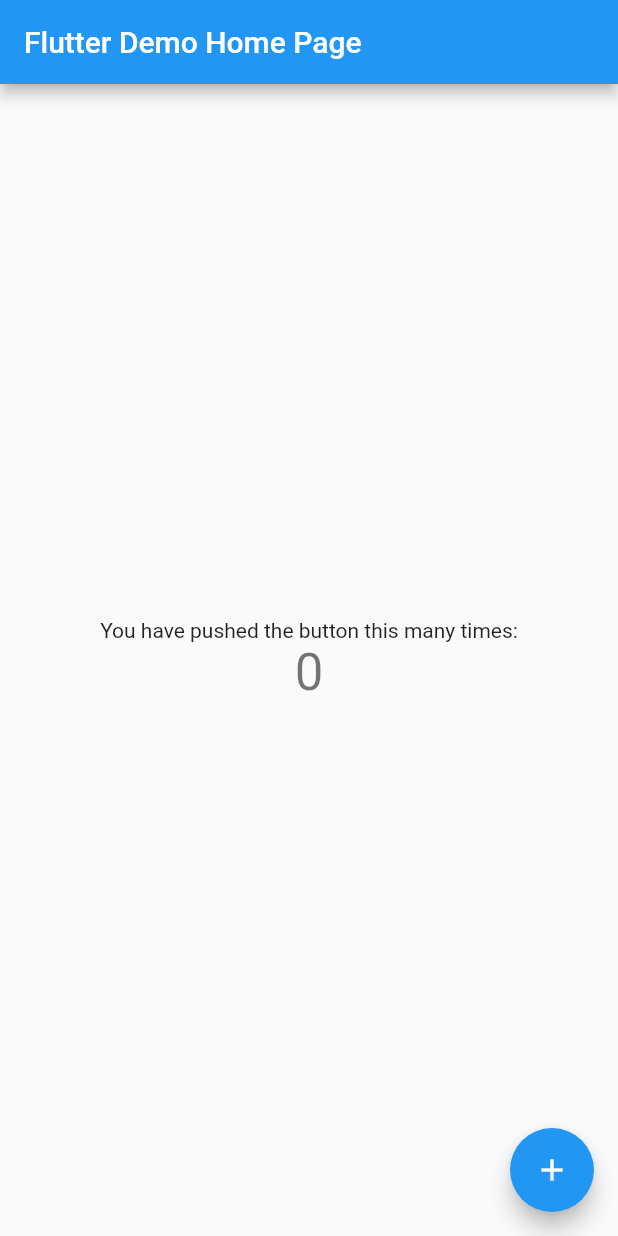
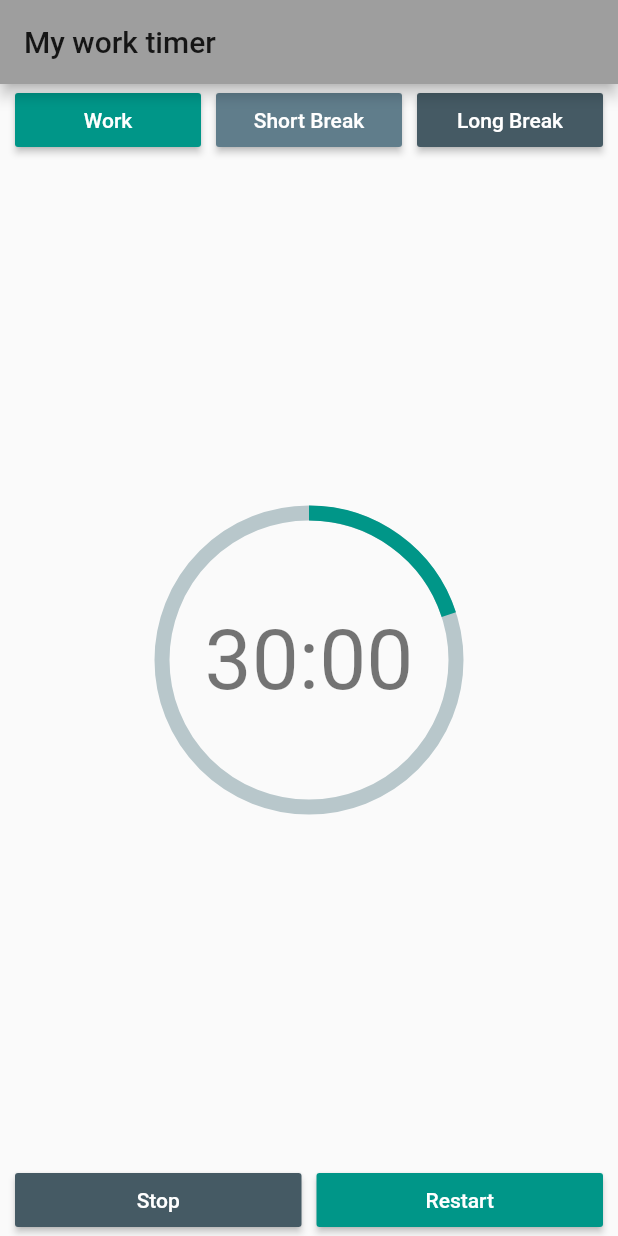
Before and after one commit to TheKetan2/my_time_app_flutter, a Flutter app: the screen it shows after launch, on a phone screen of 412 x 824 dp. Run offline on Flutter 3.47's test engine with Material 2 defaults, Android fonts, the phone set to English and light mode, and no system bars; drawn by our look-alikes of percent_indicator.

Commit message:
timer screen ui done

```diff
--- a/lib/main.dart
+++ b/lib/main.dart
@@ -1,5 +1,8 @@
 import 'package:flutter/material.dart';
+import 'package:my_time_app_flutter/widgets/productivity_button.dart';
+import 'package:percent_indicator/percent_indicator.dart';
 
+final double defaultPadding = 5.0;
 void main() {
   runApp(MyApp());
 }
@@ -9,109 +12,108 @@ class MyApp extends StatelessWidget {
   @override
   Widget build(BuildContext context) {
     return MaterialApp(
-      title: 'Flutter Demo',
+      title: 'My work timer',
       theme: ThemeData(
-        // This is the theme of your application.
-        //
-        // Try running your application with "flutter run". You'll see the
-        // application has a blue toolbar. Then, without quitting the app, try
-        // changing the primarySwatch below to Colors.green and then invoke
-        // "hot reload" (press "r" in the console where you ran "flutter run",
-        // or simply save your changes to "hot reload" in a Flutter IDE).
-        // Notice that the counter didn't reset back to zero; the application
-        // is not restarted.
-        primarySwatch: Colors.blue,
-        // This makes the visual density adapt to the platform that you run
-        // the app on. For desktop platforms, the controls will be smaller and
-        // closer together (more dense) than on mobile platforms.
-        visualDensity: VisualDensity.adaptivePlatformDensity,
+        primarySwatch: Colors.grey,
+        // visualDensity: VisualDensity.adaptivePlatformDensity,
       ),
-      home: MyHomePage(title: 'Flutter Demo Home Page'),
+      home: TimerHomePage(),
     );
   }
 }
 
-class MyHomePage extends StatefulWidget {
-  MyHomePage({Key key, this.title}) : super(key: key);
-
-  // This widget is the home page of your application. It is stateful, meaning
-  // that it has a State object (defined below) that contains fields that affect
-  // how it looks.
-
-  // This class is the configuration for the state. It holds the values (in this
-  // case the title) provided by the parent (in this case the App widget) and
-  // used by the build method of the State. Fields in a Widget subclass are
-  // always marked "final".
-
-  final String title;
-
-  @override
-  _MyHomePageState createState() => _MyHomePageState();
-}
-
-class _MyHomePageState extends State<MyHomePage> {
-  int _counter = 0;
-
-  void _incrementCounter() {
-    setState(() {
-      // This call to setState tells the Flutter framework that something has
-      // changed in this State, which causes it to rerun the build method below
-      // so that the display can reflect the updated values. If we changed
-      // _counter without calling setState(), then the build method would not be
-      // called again, and so nothing would appear to happen.
-      _counter++;
-    });
-  }
-
+class TimerHomePage extends StatelessWidget {
   @override
   Widget build(BuildContext context) {
-    // This method is rerun every time setState is called, for instance as done
-    // by the _incrementCounter method above.
-    //
-    // The Flutter framework has been optimized to make rerunning build methods
-    // fast, so that you can just rebuild anything that needs updating rather
-    // than having to individually change instances of widgets.
     return Scaffold(
       appBar: AppBar(
-        // Here we take the value from the MyHomePage object that was created by
-        // the App.build method, and use it to set our appbar title.
-        title: Text(widget.title),
+        title: Text("My work timer"),
       ),
-      body: Center(
-        // Center is a layout widget. It takes a single child and positions it
-        // in the middle of the parent.
-        child: Column(
-          // Column is also a layout widget. It takes a list of children and
-          // arranges them vertically. By default, it sizes itself to fit its
-          // children horizontally, and tries to be as tall as its parent.
-          //
-          // Invoke "debug painting" (press "p" in the console, choose the
-          // "Toggle Debug Paint" action from the Flutter Inspector in Android
-          // Studio, or the "Toggle Debug Paint" command in Visual Studio Code)
-          // to see the wireframe for each widget.
-          //
-          // Column has various properties to control how it sizes itself and
-          // how it positions its children. Here we use mainAxisAlignment to
-          // center the children vertically; the main axis here is the vertical
-          // axis because Columns are vertical (the cross axis would be
-          // horizontal).
-          mainAxisAlignment: MainAxisAlignment.center,
-          children: <Widget>[
-            Text(
-              'You have pushed the button this many times:',
-            ),
-            Text(
-              '$_counter',
-              style: Theme.of(context).textTheme.headline4,
-            ),
-          ],
-        ),
+      body: LayoutBuilder(
+        builder: (BuildContext context, BoxConstraints constraints) {
+          final double availableWidth = constraints.maxWidth;
+
+          return Column(
+            children: [
+              Row(
+                children: [
+                  Padding(
+                    padding: EdgeInsets.all(defaultPadding),
+                  ),
+                  Expanded(
+                    child: ProductivityButton(
+                      color: Color(0xff009688),
+                      text: "Work",
+                      onPressed: () {},
+                    ),
+                  ),
+                  Padding(
+                    padding: EdgeInsets.all(defaultPadding),
+                  ),
+                  Expanded(
+                    child: ProductivityButton(
+                      color: Color(0xff607d8b),
+                      text: "Short Break",
+                      onPressed: () {},
+                    ),
+                  ),
+                  Padding(
+                    padding: EdgeInsets.all(defaultPadding),
+                  ),
+                  Expanded(
+                    child: ProductivityButton(
+                      color: Color(0xff455a64),
+                      text: "Long Break",
+                      onPressed: () {},
+                    ),
+                  ),
+                  Padding(
+                    padding: EdgeInsets.all(defaultPadding),
+                  ),
+                ],
+              ),
+              Expanded(
+                  child: CircularPercentIndicator(
+                radius: availableWidth / 2,
+                lineWidth: 10.0,
+                percent: 0.2,
+                center: Text(
+                  "30:00",
+                  style: Theme.of(context).textTheme.headline2,
+                ),
+                progressColor: Color(0xff009688),
+              )),
+              Row(
+                children: [
+                  Padding(
+                    padding: EdgeInsets.all(defaultPadding),
+                  ),
+                  Expanded(
+                    child: ProductivityButton(
+                      color: Color(0xff455a64),
+                      text: "Stop",
+                      onPressed: () {},
+                    ),
+                  ),
+                  Padding(
+                    padding: EdgeInsets.all(defaultPadding),
+                  ),
+                  Expanded(
+                    child: ProductivityButton(
+                      color: Color(0xff009688),
+                      text: "Restart",
+                      onPressed: () {},
+                    ),
+                  ),
+                  Padding(
+                    padding: EdgeInsets.all(defaultPadding),
+                  ),
+                ],
+              ),
+            ],
+          );
+        },
       ),
-      floatingActionButton: FloatingActionButton(
-        onPressed: _incrementCounter,
-        tooltip: 'Increment',
-        child: Icon(Icons.add),
-      ), // This trailing comma makes auto-formatting nicer for build methods.
     );
   }
 }
--- /dev/null
+++ b/lib/widgets/productivity_button.dart
@@ -0,0 +1,31 @@
+import 'package:flutter/material.dart';
+
+class ProductivityButton extends StatelessWidget {
+  final Color color;
+  final String text;
+  final double size;
+  final VoidCallback onPressed;
+
+  const ProductivityButton(
+      {Key key,
+      @required this.color,
+      @required this.text,
+      this.size,
+      @required this.onPressed})
+      : super(key: key);
+
+  @override
+  Widget build(BuildContext context) {
+    return MaterialButton(
+      child: Text(
+        this.text,
+        style: TextStyle(
+          color: Colors.white,
+        ),
+      ),
+      onPressed: this.onPressed,
+      color: this.color,
+      minWidth: this.size,
+    );
+  }
+}
--- a/pubspec.yaml
+++ b/pubspec.yaml
@@ -28,6 +28,7 @@ dependencies:
   # The following adds the Cupertino Icons font to your application.
   # Use with the CupertinoIcons class for iOS style icons.
   cupertino_icons: ^0.1.3
+  percent_indicator: ^2.1.1+1
 
 dev_dependencies:
   flutter_test:
```
Also changed, not shown: pubspec.lock.
